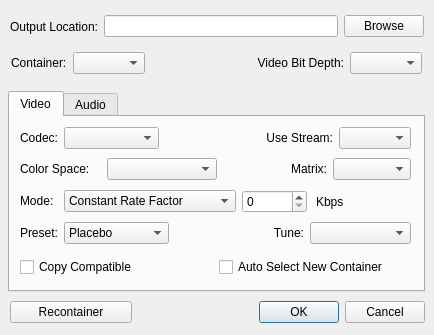
Old version of the form Source/configure.ui in the repository l33tmeatwad/AMVtool.
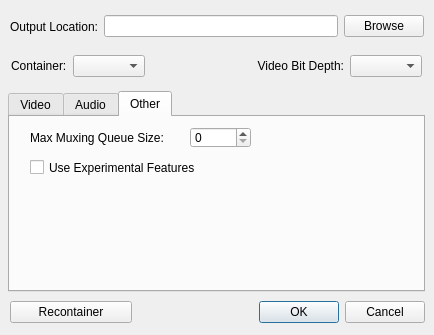
New version of the form. The open tabs and pages were chosen to show the change.

What changed in the file:
```diff
--- a/Source/configure.ui
+++ b/Source/configure.ui
@@ -47,7 +47,7 @@
        <x>10</x>
        <y>10</y>
        <width>391</width>
-       <height>56</height>
+       <height>68</height>
       </rect>
      </property>
      <layout class="QGridLayout" name="vcodecLayout">
@@ -220,7 +220,7 @@
        <x>10</x>
        <y>70</y>
        <width>391</width>
-       <height>60</height>
+       <height>68</height>
       </rect>
      </property>
      <layout class="QGridLayout" name="vsettingsLayout">
@@ -747,6 +747,50 @@
      </layout>
     </widget>
    </widget>
+   <widget class="QWidget" name="OtherSettings">
+    <attribute name="title">
+     <string>Other</string>
+    </attribute>
+    <widget class="QCheckBox" name="experimentalFeatures">
+     <property name="geometry">
+      <rect>
+       <x>20</x>
+       <y>30</y>
+       <width>371</width>
+       <height>41</height>
+      </rect>
+     </property>
+     <property name="text">
+      <string>Use Experimental Features</string>
+     </property>
+    </widget>
+    <widget class="QLabel" name="maxMuxLabel">
+     <property name="geometry">
+      <rect>
+       <x>20</x>
+       <y>10</y>
+       <width>151</width>
+       <height>21</height>
+      </rect>
+     </property>
+     <property name="text">
+      <string>Max Muxing Queue Size:</string>
+     </property>
+    </widget>
+    <widget class="QSpinBox" name="maxMuxing">
+     <property name="geometry">
+      <rect>
+       <x>180</x>
+       <y>10</y>
+       <width>61</width>
+       <height>21</height>
+      </rect>
+     </property>
+     <property name="maximum">
+      <number>9999</number>
+     </property>
+    </widget>
+   </widget>
   </widget>
   <widget class="QWidget" name="exitbuttonsLayoutWidget">
    <property name="geometry">
@@ -871,7 +915,7 @@
      <x>11</x>
      <y>50</y>
      <width>411</width>
-     <height>26</height>
+     <height>32</height>
     </rect>
    </property>
    <layout class="QGridLayout" name="detailGrid">
```
Left out of the diff: 2 changed lines with no effect on the pictures.
